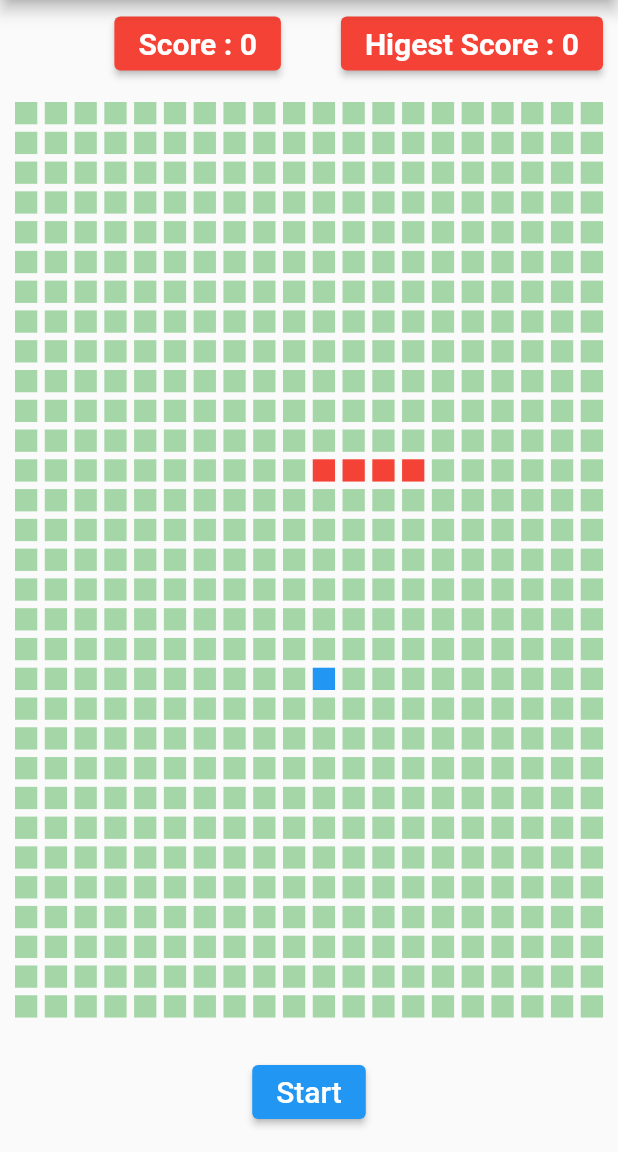
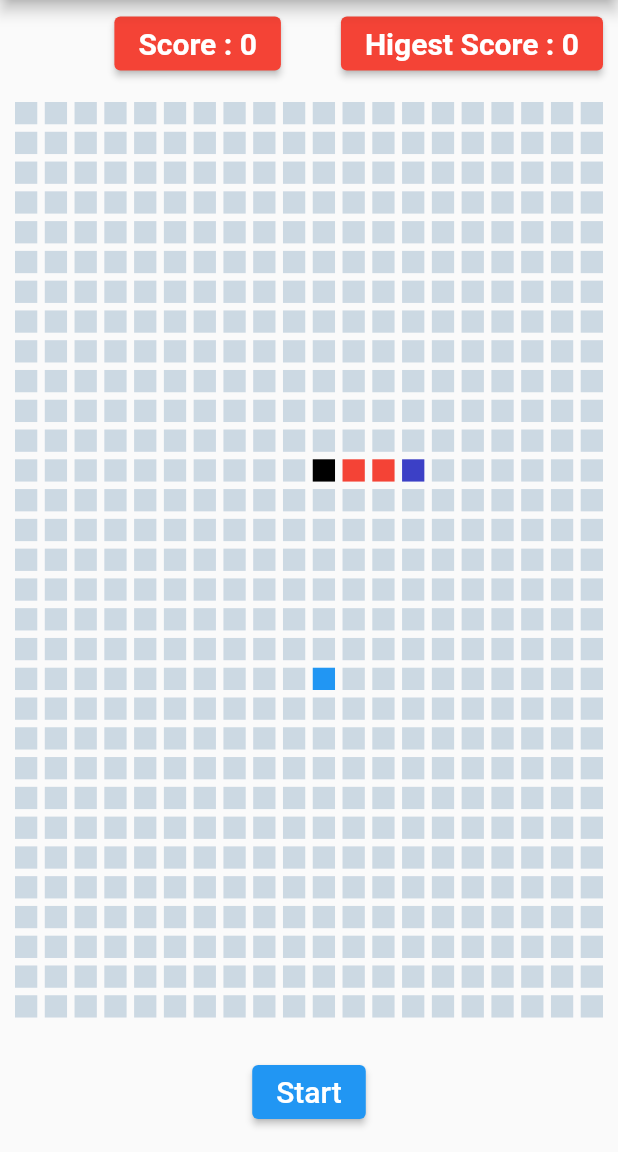
Before and after one commit to cersantosh/snake-game-flutter, a Flutter app: the screen it shows after launch, on a phone screen of 412 x 824 dp, the part 84-1236 px from its top. Run offline on Flutter 3.47's test engine with Material 2 defaults, Android fonts, the phone set to English and light mode, and no system bars.

Commit message:
colors added and working on try again

```diff
--- a/lib/main.dart
+++ b/lib/main.dart
@@ -25,10 +25,11 @@ class _HomeState extends State<Home> {
   int score = 0;
   // to show food position
   var food = 390;
-  var colors = [Colors.green.shade200, Colors.red, Colors.blue];
+  var colors = [Color(0x3f40739e), Colors.red, Colors.blue, Color(0xff3c40c6), Colors.black];
   // initial snake position
   var snake = [250, 251, 252, 253];
   var is_button_pressed = false;
+  bool is_try_again_pressed = false;
   // initial direction of snake when game starts
   Direction d = Direction.right;
   int speed = 250;
@@ -208,7 +209,7 @@ class _HomeState extends State<Home> {
                       itemBuilder: (context, index) {
                         return Container(
                             color: (snake.contains(index)
-                                ? colors[1]
+                                ? ((index == snake.last) ? colors[3] : (index == snake.first ? colors[4] : colors[1]))
                                 : (index == food)
                                     ? colors[2]
                                     : colors[0]));
@@ -217,7 +218,7 @@ class _HomeState extends State<Home> {
               ),
 
               // play ground ends
-              (!is_button_pressed)
+              (!is_button_pressed && !is_try_again_pressed)
                   ? ElevatedButton(
                       onPressed: () {
                         start_game();
@@ -235,10 +236,11 @@ class _HomeState extends State<Home> {
                         food = 390;
                         snake = [250, 251, 252, 253];
                         is_button_pressed = false;
+                        is_try_again_pressed = true;
                         d = Direction.right;
                         speed = 300;
                         is_game_over = false;
-                        setState(() {});
+                        start_game();
                       },
                       child: Text("Play Again", style: TextStyle(fontSize: 20)))
                   : Text("")
```
